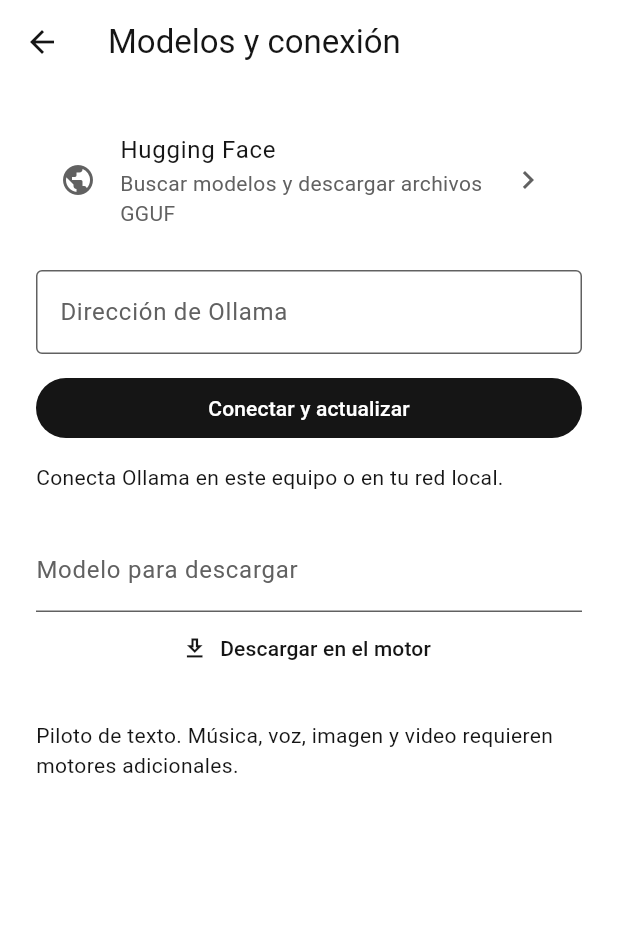
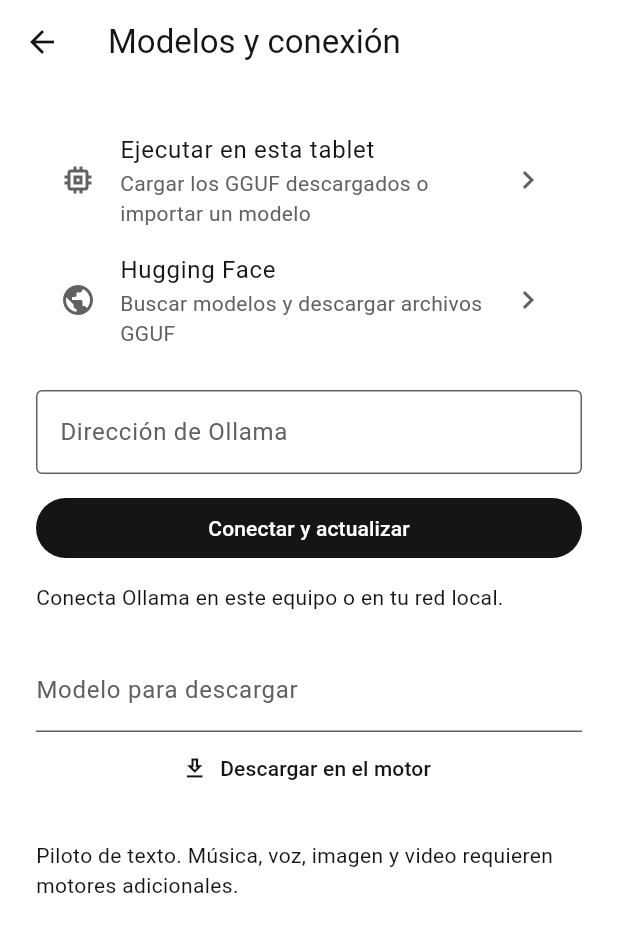
Before and after one commit to arcanokuro-art/ZASKIA, a Flutter app: the ModelsScreen screen opened directly with empty values, on a phone screen of 412 x 824 dp. Shown: the top 932 px of the screen. Run offline on Flutter 3.47's test engine with Material 3 defaults, Android fonts, the phone set to English and light mode, and no system bars; our stand-ins replace file_picker, image_picker, local_auth; missing offline and left inert: llama_flutter_android.

Commit message:
Expose downloaded models for on-device loading [skip ci]

```diff
--- a/lib/runtime/models_screen.dart
+++ b/lib/runtime/models_screen.dart
@@ -2,6 +2,7 @@ import 'package:flutter/material.dart';
 
 import 'model_runtime.dart';
 import 'hugging_face_screen.dart';
+import 'local_models_screen.dart';
 
 class ModelsScreen extends StatefulWidget {
   const ModelsScreen({super.key, required this.runtime});
@@ -67,6 +68,15 @@ class _ModelsScreenState extends State<ModelsScreen> {
     body: Center(child: ConstrainedBox(constraints: const BoxConstraints(maxWidth: 760),
       child: ListView(padding: const EdgeInsets.all(24), children: [
         ListTile(
+          leading: const Icon(Icons.memory_outlined),
+          title: const Text('Ejecutar en esta tablet'),
+          subtitle: const Text('Cargar los GGUF descargados o importar un modelo'),
+          trailing: const Icon(Icons.chevron_right),
+          onTap: _busy ? null : () => Navigator.push<void>(context, MaterialPageRoute(
+            builder: (context) => LocalModelsScreen(runtime: widget.runtime),
+          )).then((_) { if (mounted) setState(() {}); }),
+        ),
+        ListTile(
           leading: const Icon(Icons.public),
           title: const Text('Hugging Face'),
           subtitle: const Text('Buscar modelos y descargar archivos GGUF'),
@@ -109,6 +119,7 @@ class _ModelsScreenState extends State<ModelsScreen> {
             leading: Radio<String>(
               value: model['name'] as String, groupValue: widget.runtime.model,
               onChanged: _busy ? null : (name) => _run(() async {
+                await widget.runtime.unloadLocal();
                 widget.runtime.model = name!;
                 await widget.runtime.save();
                 if (mounted) setState(() => _status = 'Modelo seleccionado: $name');
```
